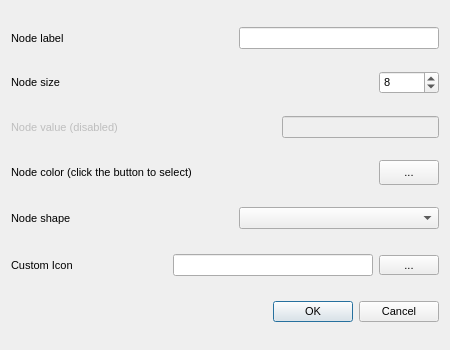
socnetv/app, file src/forms/dialognodeedit.ui: the form before one commit.
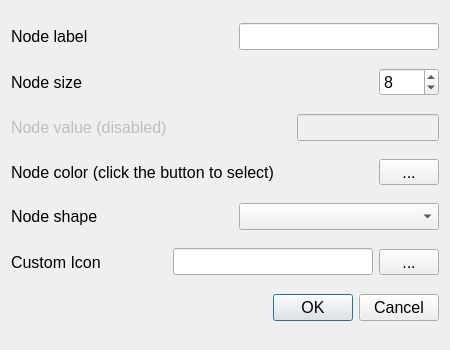
The form after the commit.

Commit message: started v2.8 dev. Fixed some font sizes in dialogs (MacOS)

The edit to the form file:
```diff
--- a/src/forms/dialognodeedit.ui
+++ b/src/forms/dialognodeedit.ui
@@ -22,6 +22,11 @@
     <height>450</height>
    </size>
   </property>
+  <property name="font">
+   <font>
+    <pointsize>12</pointsize>
+   </font>
+  </property>
   <property name="windowTitle">
    <string>Node Properties</string>
   </property>
@@ -32,7 +37,7 @@
       <widget class="QLabel" name="label">
        <property name="font">
         <font>
-         <pointsize>8</pointsize>
+         <pointsize>12</pointsize>
         </font>
        </property>
        <property name="text">
@@ -44,7 +49,7 @@
       <spacer name="horizontalSpacer_5">
        <property name="font">
         <font>
-         <pointsize>8</pointsize>
+         <pointsize>12</pointsize>
         </font>
        </property>
        <property name="orientation">
@@ -68,7 +73,7 @@
        </property>
        <property name="font">
         <font>
-         <pointsize>8</pointsize>
+         <pointsize>12</pointsize>
         </font>
        </property>
        <property name="toolTip">
@@ -84,7 +89,7 @@
       <widget class="QLabel" name="label_2">
        <property name="font">
         <font>
-         <pointsize>8</pointsize>
+         <pointsize>12</pointsize>
         </font>
        </property>
        <property name="text">
@@ -96,7 +101,7 @@
       <spacer name="horizontalSpacer">
        <property name="font">
         <font>
-         <pointsize>8</pointsize>
+         <pointsize>12</pointsize>
         </font>
        </property>
        <property name="orientation">
@@ -120,7 +125,7 @@
        </property>
        <property name="font">
         <font>
-         <pointsize>8</pointsize>
+         <pointsize>12</pointsize>
         </font>
        </property>
        <property name="toolTip">
@@ -142,7 +147,7 @@
        </property>
        <property name="font">
         <font>
-         <pointsize>8</pointsize>
+         <pointsize>12</pointsize>
         </font>
        </property>
        <property name="text">
@@ -154,7 +159,7 @@
       <spacer name="horizontalSpacer_2">
        <property name="font">
         <font>
-         <pointsize>8</pointsize>
+         <pointsize>12</pointsize>
         </font>
        </property>
        <property name="orientation">
@@ -175,7 +180,7 @@
        </property>
        <property name="font">
         <font>
-         <pointsize>8</pointsize>
+         <pointsize>12</pointsize>
         </font>
        </property>
       </widget>
@@ -188,7 +193,7 @@
       <widget class="QLabel" name="label_4">
        <property name="font">
         <font>
-         <pointsize>8</pointsize>
+         <pointsize>12</pointsize>
         </font>
        </property>
        <property name="text">
@@ -200,7 +205,7 @@
       <spacer name="horizontalSpacer_3">
        <property name="font">
         <font>
-         <pointsize>8</pointsize>
+         <pointsize>12</pointsize>
         </font>
        </property>
        <property name="orientation">
@@ -224,7 +229,7 @@
        </property>
        <property name="font">
         <font>
-         <pointsize>8</pointsize>
+         <pointsize>12</pointsize>
         </font>
        </property>
        <property name="text">
@@ -246,7 +251,7 @@
       <widget class="QLabel" name="label_5">
        <property name="font">
         <font>
-         <pointsize>8</pointsize>
+         <pointsize>12</pointsize>
         </font>
        </property>
        <property name="text">
@@ -258,7 +263,7 @@
       <spacer name="horizontalSpacer_4">
        <property name="font">
         <font>
-         <pointsize>8</pointsize>
+         <pointsize>12</pointsize>
         </font>
        </property>
        <property name="orientation">
@@ -291,7 +296,7 @@
        </property>
        <property name="font">
         <font>
-         <pointsize>8</pointsize>
+         <pointsize>12</pointsize>
         </font>
        </property>
        <property name="toolTip">
@@ -307,7 +312,7 @@
       <widget class="QLabel" name="label_24">
        <property name="font">
         <font>
-         <pointsize>8</pointsize>
+         <pointsize>12</pointsize>
         </font>
        </property>
        <property name="toolTip">
@@ -322,7 +327,7 @@
       <spacer name="horizontalSpacer_24">
        <property name="font">
         <font>
-         <pointsize>8</pointsize>
+         <pointsize>12</pointsize>
         </font>
        </property>
        <property name="orientation">
@@ -346,7 +351,7 @@
        </property>
        <property name="font">
         <font>
-         <pointsize>8</pointsize>
+         <pointsize>12</pointsize>
         </font>
        </property>
        <property name="toolTip">
@@ -373,7 +378,7 @@
        </property>
        <property name="font">
         <font>
-         <pointsize>8</pointsize>
+         <pointsize>12</pointsize>
         </font>
        </property>
        <property name="toolTip">
@@ -393,7 +398,7 @@
     <widget class="QDialogButtonBox" name="buttonBox">
      <property name="font">
       <font>
-       <pointsize>8</pointsize>
+       <pointsize>12</pointsize>
       </font>
      </property>
      <property name="orientation">
```
The commit also changes 51 other files.
